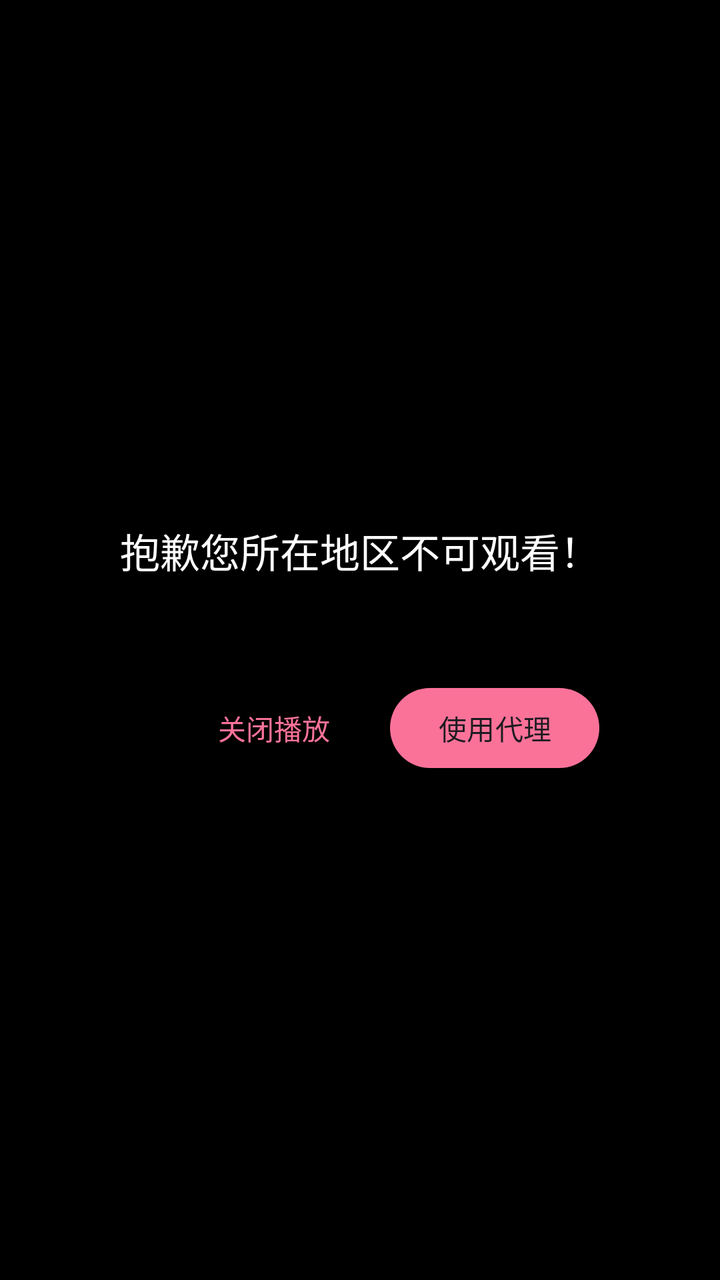
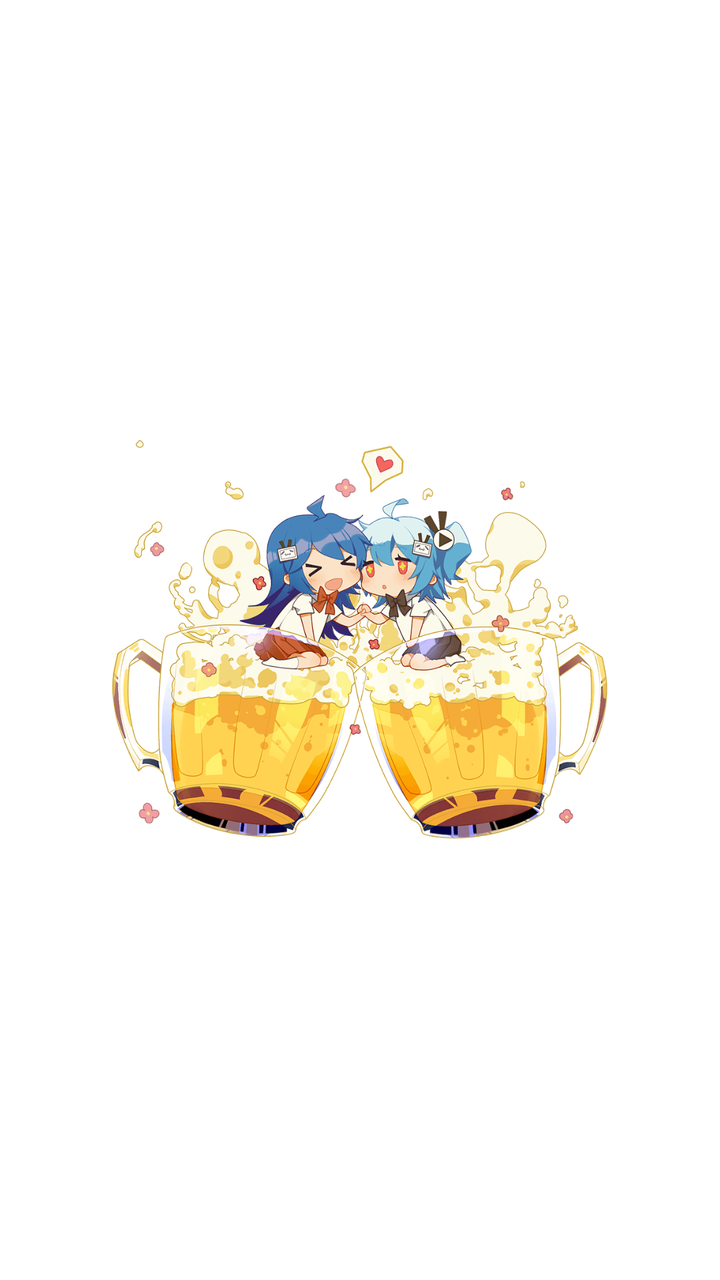

An Android layout rendered at two revisions. The XML below is the earlier revision; the diff shows what the commit changed to produce the second picture.
<!-- AndroidManifest.xml: application theme Theme.Bilimiao -->
<!-- res/layout/include_area_limit_box.xml -->
<?xml version="1.0" encoding="utf-8"?>
<RelativeLayout xmlns:android="http://schemas.android.com/apk/res/android"
    android:layout_width="match_parent"
    android:layout_height="match_parent"
    android:background="@color/black"
    android:id="@+id/area_limit_layout">

    <View
        android:layout_width="30dp"
        android:layout_height="0dp"
        android:id="@+id/center"
        android:layout_centerInParent="true"/>

    <TextView
        android:id="@+id/area_limit_text"
        android:layout_width="match_parent"
        android:layout_height="wrap_content"
        android:gravity="center"
        android:text="抱歉您所在地区不可观看！"
        android:textColor="@color/white"
        android:textSize="20sp"
        android:layout_above="@id/center"
        android:layout_marginBottom="30dp"/>


    <Button
        android:id="@+id/area_limit_ok_btn"
        android:layout_width="wrap_content"
        android:layout_height="wrap_content"
        android:layout_below="@id/center"
        android:layout_toEndOf="@id/center"
        android:layout_marginTop="20dp"
        android:textColor="?colorOnSurface"
        android:text="使用代理"/>

    <TextView
        android:id="@+id/area_limit_close_btn"
        android:layout_width="wrap_content"
        android:layout_height="wrap_content"
        android:layout_alignTop="@id/area_limit_ok_btn"
        android:layout_alignBottom="@id/area_limit_ok_btn"
        android:layout_toStartOf="@id/center"
        android:textColor="?colorAccent"
        android:text="关闭播放"
        android:gravity="center"
        android:background="?selectableItemBackgroundBorderless"/>

</RelativeLayout>
<!-- resources referenced by this layout -->
<resources>
  <color name="black">#FF000000</color>
  <color name="white">#FFFFFFFF</color>
  <style name="Theme.Bilimiao" parent="Theme.Material3.DayNight.NoActionBar">
          <item name="themeName">@string/app_name</item>
          <item name="isLightTheme">@bool/light_theme</item>
          
          <item name="colorPrimary">@color/theme_color_primary</item>
          <item name="colorPrimaryVariant">@color/theme_color_primary_dark</item>
          <item name="colorOnPrimary">@color/theme_color_primary_trans</item>
          
          <item name="colorSecondary">@color/theme_color_secondary</item>
          <item name="colorSecondaryVariant">@color/theme_color_secondary</item>
          <item name="colorSecondaryContainer">@color/m3_secondary_container_color</item>
          <item name="colorOnSecondary">@color/black</item>
          
          <item name="android:statusBarColor" tools:targetApi="m">@android:color/transparent</item>
          <item name="android:windowLightStatusBar" tools:targetApi="m">true</item>
          
          <item name="windowActionBar">false</item>
          <item name="windowNoTitle">true</item>
          <item name="android:windowTranslucentStatus">true</item>
          <item name="android:windowTranslucentNavigation">true</item>
  
          <item name="blockBackground">@color/blockBackgroundColor</item>
          <item name="foregroundColor">@color/foregroundColor</item>
          <item name="lineColor">@color/lineColor</item>
          <item name="defaultBackgroundColor">@color/windowBackgroundColor</item>
  
          <item name="android:windowBackground">@drawable/splash_default</item>
  
          <item name="navigationViewStyle">@style/Widget.Bilimaio.Material3.NavigationView</item>
      </style>
  <string name="app_name">bilimiao</string>
  <color name="theme_color_primary">#fb7299</color>
  <color name="theme_color_primary_dark">#b85671</color>
  <color name="theme_color_primary_trans">#99f0486c</color>
  <color name="theme_color_secondary">#fb7299</color>
  <color name="blockBackgroundColor">#ffffff</color>
  <color name="foregroundColor">#000000</color>
  <color name="lineColor">#e6e6e6</color>
  <color name="windowBackgroundColor">#f2f2f2</color>
  <!-- drawable splash_default (drawable) -->
  <?xml version="1.0" encoding="utf-8"?>
  <layer-list xmlns:android="http://schemas.android.com/apk/res/android">
      <item android:drawable="@android:color/white"/>
  
      <item
          android:width="249dp"
          android:height="200dp"
          android:gravity="center">
          <bitmap
              android:src="@drawable/ic_splash_default"/>
      </item>
  
  </layer-list>
  <style name="Widget.Bilimaio.Material3.NavigationView" parent="Widget.Material3.NavigationView">
          <item name="itemHorizontalPadding">@dimen/navigation_item_horizontal_padding_material3</item>
          <item name="itemSubtitleTextAppearance">?textAppearanceBodyMedium</item>
          <item name="itemSubtitleTextColor">@color/navigation_item_subtitle_text_color_material3</item>
          <item name="itemSubtitleTextSize">10sp</item>
          <item name="itemIconPadding">@dimen/navigation_item_icon_padding_material3</item>
          <item name="dividerVerticalPadding">@dimen/design_navigation_separator_vertical_padding</item>
      </style>
  <!-- drawable ic_splash_default: png bitmap (drawable, 114831 bytes) -->
  <dimen name="navigation_item_horizontal_padding_material3">@dimen/m3_navigation_item_horizontal_padding</dimen>
  <dimen name="navigation_item_icon_padding_material3">@dimen/m3_navigation_item_icon_padding</dimen>
</resources>

<!-- the commit's change to res/layout/include_area_limit_box.xml (unified diff, before → after) -->
@@ -3,7 +3,8 @@
     android:layout_width="match_parent"
     android:layout_height="match_parent"
     android:background="@color/black"
-    android:id="@+id/area_limit_layout">
+    android:id="@+id/area_limit_layout"
+    android:visibility="gone">
 
     <View
         android:layout_width="30dp"
